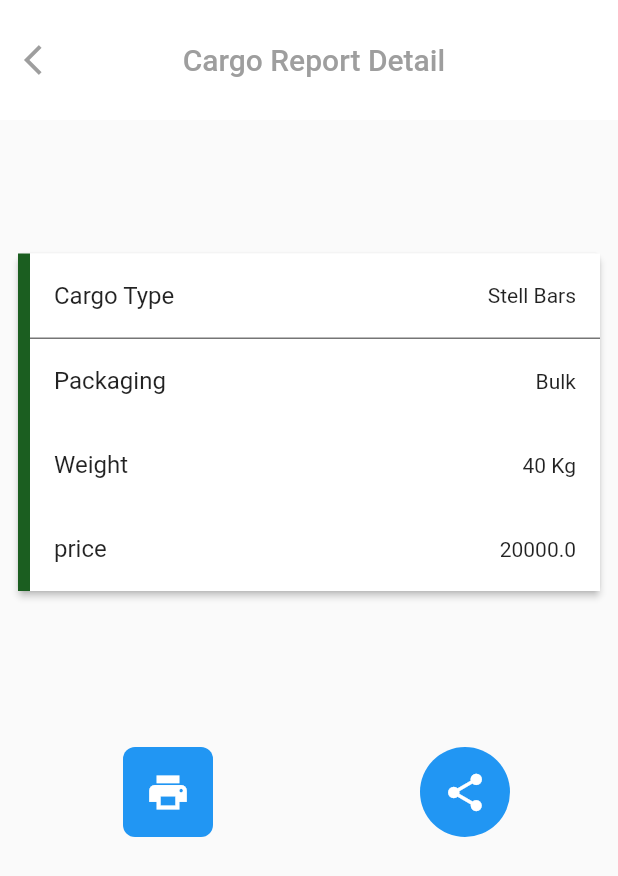
After one commit to BazraTech/bazraTech, a Flutter app: the Report screen opened directly, after a tap on "Jimma", on a phone screen of 412 x 824 dp. The commit adds this screen. Shown: the top 876 px of the screen. Run offline on Flutter 3.47's test engine with Material 2 defaults, Android fonts, the light colour scheme and no system bars; our stand-ins replace connectivity, connectivity_plus, dotted_line, flutter_secure_storage, font_awesome_flutter, rflutter_alert and 1 more; accounts and stored records are empty; network calls fail.

```diff
--- a/lib/views/Notification/Notification_Detail.dart
+++ b/lib/views/Notification/Notification_Detail.dart
@@ -99,7 +99,9 @@ class _NotificationDetailState extends State<NotificationDetail> {
                     );
                   }).toList(),
                 ),
-                CustomButton(onPressed: () {}, text: "Approve")
+                Container(
+                    margin: EdgeInsets.only(top: 130),
+                    child: CustomButton(onPressed: () {}, text: "Approve"))
               ],
             ),
           ),
--- a/lib/views/Report/Report.dart
+++ b/lib/views/Report/Report.dart
@@ -7,6 +7,7 @@ import '../../Components/Home_Page.dart';
 import '../../model/report.dart';
 import '../Bill/billDetail.dart';
 import '../Bottom_Navigation.dart';
+import 'ReportDetail.dart';
 
 class Report extends StatefulWidget {
   const Report({super.key});
@@ -73,6 +74,13 @@ class _ReportState extends State<Report> {
               return Container(
                   padding: const EdgeInsets.only(left: 8, right: 8),
                   margin: const EdgeInsets.only(bottom: 8),
+                  child: InkWell(
+                    onTap: () {
+                      Navigator.push(
+                          context,
+                          MaterialPageRoute(
+                              builder: (context) => Report_Detail()));
+                    },
                     child: Card(
                         child: Container(
                       decoration: BoxDecoration(
@@ -112,7 +120,8 @@ class _ReportState extends State<Report> {
                                         left: 8,
                                       ),
                                       child: Icon(Icons.trip_origin,
-                                        size: 15, color: Colors.grey.shade300),
+                                          size: 15,
+                                          color: Colors.grey.shade300),
                                     ),
                                     Container(
                                       width: screenWidth * 0.25,
@@ -137,7 +146,8 @@ class _ReportState extends State<Report> {
                                       margin: EdgeInsets.only(right: 8),
                                       alignment: Alignment.centerLeft,
                                       child: Icon(Icons.location_on,
-                                        size: 15, color: Colors.grey.shade300),
+                                          size: 15,
+                                          color: Colors.grey.shade300),
                                     ),
                                     Text(
                                       bill.endTrip,
@@ -183,12 +193,14 @@ class _ReportState extends State<Report> {
                                     fontWeight: FontWeight.bold,
                                   ),
                                 ),
-                            )
+                              ),
+
                             ],
                           ),
                         ),
                       ),
-                  )));
+                    )),
+                  ));
             }).toList())),
       ),
     );
--- /dev/null
+++ b/lib/views/Report/ReportDetail.dart
@@ -0,0 +1,171 @@
+import 'package:cargo/views/Bill/Bill.dart';
+import 'package:flutter/material.dart';
+import '../../model/bill_details.dart';
+import '../../shared/customAppbar.dart';
+import '../Bottom_Navigation.dart';
+
+class Report_Detail extends StatefulWidget {
+  const Report_Detail({super.key});
+
+  @override
+  State<Report_Detail> createState() => _Report_DetailState();
+}
+
+List<BillDetails> billDetail = [
+  BillDetails(
+      cargoType: "Stell Bars",
+      packaging: "Bulk",
+      paidDate: "2023-05-10",
+      price: 20000,
+      weight: "40 Kg",
+      paymentDueDate: "2024-05-10"),
+];
+
+class _Report_DetailState extends State<Report_Detail> {
+  @override
+  Widget build(BuildContext context) {
+    double screenHeight = MediaQuery.of(context).size.height;
+    double screenWidth = MediaQuery.of(context).size.width;
+    return Scaffold(
+      appBar: AppBar(
+        toolbarHeight: 80,
+        elevation: 0,
+        leading: InkWell(
+          onTap: () {
+            Navigator.push(
+                context, MaterialPageRoute(builder: (context) => BottomNav()));
+          },
+          child: const Icon(
+            Icons.arrow_back_ios,
+            color: Colors.grey,
+          ),
+        ),
+        backgroundColor: Colors.white,
+        title: Container(
+          width: double.infinity,
+          margin: EdgeInsets.only(right: screenWidth * 0.12),
+          height: 40,
+          child: const Center(
+            child: Text(
+              "Cargo Report Detail",
+              style: TextStyle(
+                color: Colors.grey,
+              ),
+            ),
+          ),
+        ),
+      ),
+      body: Column(
+        children: billDetail.map((detail) {
+          return SingleChildScrollView(
+            child: Container(
+              margin: EdgeInsets.only(
+                left: 8,
+                right: 8,
+                top: 85,
+              ),
+              child: Column(
+                children: [
+                  Card(
+                      elevation: 2,
+                      child: Container(
+                        decoration: BoxDecoration(
+                          border: Border(
+                            left: BorderSide(
+                                width: 8.0, color: Colors.green.shade900),
+                          ),
+                          color: Colors.white,
+                        ),
+                        child: Column(
+                          children: [
+                            ListTile(
+                              title: const Text("Cargo Type"),
+                              trailing: Text(detail.cargoType),
+                            ),
+                            Container(
+                              margin: EdgeInsets.zero,
+                              width:
+                                  screenWidth, // Change this value to increase or decrease the thickness of the vertical line.
+                              height:
+                                  1, // Change this value to increase or decrease the height of the vertical line.
+                              color: Colors.grey.shade600,
+                            ),
+                            ListTile(
+                              title: const Text("Packaging"),
+                              trailing: Text(detail.packaging),
+                            ),
+                            ListTile(
+                              title: const Text("Weight"),
+                              trailing: Text(detail.weight),
+                            ),
+                            ListTile(
+                              title: const Text("price"),
+                              trailing: Text(detail.price.toString()),
+                            ),
+                          ],
+                        ),
+                      )),
+                  Container(
+                    margin: EdgeInsets.only(top: 100),
+                    child: Row(
+                      mainAxisAlignment: MainAxisAlignment.spaceAround,
+                      children: [
+                        Container(
+                          margin: EdgeInsets.only(left: 10),
+                          alignment: Alignment.bottomCenter,
+                          child: InkWell(
+                            onTap: () {
+                              print("Share button pressed");
+                            },
+                            child: Container(
+                              decoration: BoxDecoration(
+                                color: Colors.blue,
+                                borderRadius: BorderRadius.circular(8),
+                                shape: BoxShape.rectangle,
+                              ),
+                              child: const Padding(
+                                padding: EdgeInsets.all(15),
+                                child: Icon(
+                                  Icons.print,
+                                  color: Colors.white,
+                                  size: 30,
+                                ),
+                              ),
+                            ),
+                          ),
+                        ),
+                        Container(
+                          margin: EdgeInsets.only(left: 10),
+                          alignment: Alignment.bottomCenter,
+                          child: InkWell(
+                            onTap: () {
+                              print("Share button pressed");
+                            },
+                            child: Container(
+                              decoration: const BoxDecoration(
+                                color: Colors.blue,
+                                shape: BoxShape.circle,
+                              ),
+                              child: const Padding(
+                                padding: EdgeInsets.all(15),
+                                child: Icon(
+                                  Icons.share,
+                                  color: Colors.white,
+                                  size: 30,
+                                ),
+                              ),
+                            ),
+                          ),
+                        ),
+                      ],
+                    ),
+                  )
+                ],
+              ),
+            ),
+          );
+        }).toList(),
+      ),
+    );
+  }
+}
```
Lines whose indentation alone changed are shown as unchanged.
